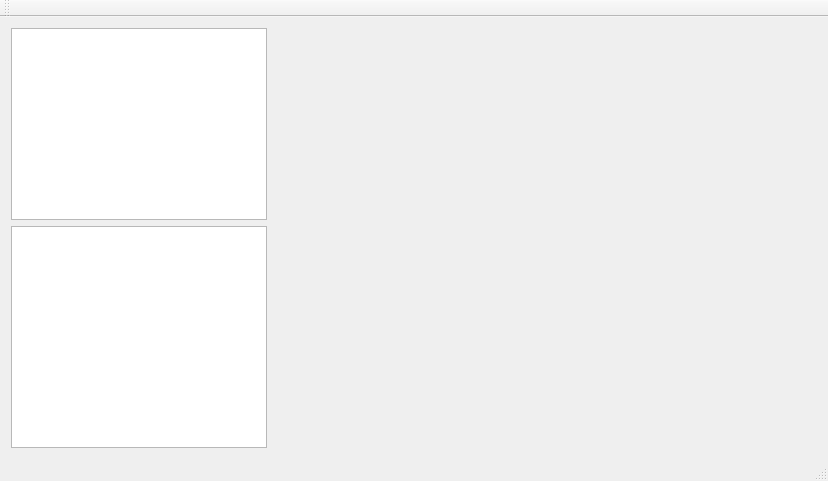
Before: the Qt Designer form Emulators/Main/mainwindow.ui in JanisSchindler/Emulators, drawn with Qt 5.
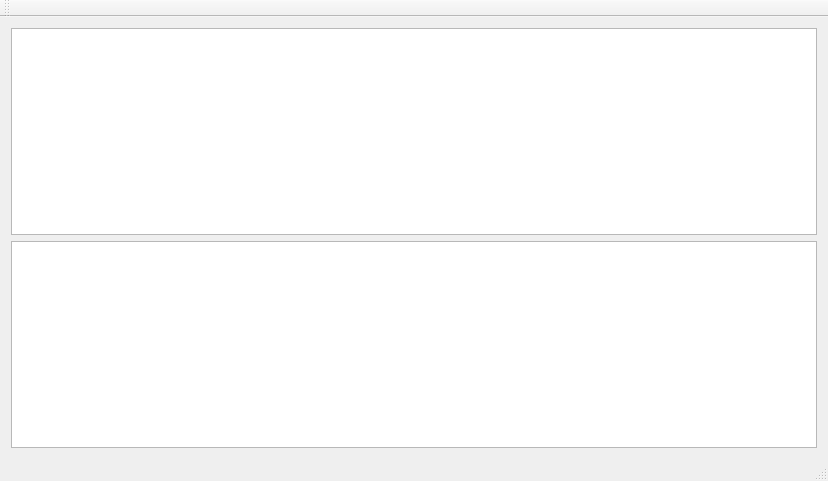
After: the same form once the commit is applied.

Diff of the .ui file:
```diff
--- a/Emulators/Main/mainwindow.ui
+++ b/Emulators/Main/mainwindow.ui
@@ -10,6 +10,12 @@
     <height>481</height>
    </rect>
   </property>
+  <property name="sizePolicy">
+   <sizepolicy hsizetype="Maximum" vsizetype="Maximum">
+    <horstretch>0</horstretch>
+    <verstretch>0</verstretch>
+   </sizepolicy>
+  </property>
   <property name="windowTitle">
    <string>MainWindow</string>
   </property>
@@ -17,11 +23,31 @@
    <layout class="QVBoxLayout" name="verticalLayout">
     <item>
      <layout class="QGridLayout" name="gridLayout">
-      <item row="1" column="0" colspan="2" alignment="Qt::AlignLeft|Qt::AlignTop">
-       <widget class="QListWidget" name="mListEmulators"/>
+      <item row="2" column="0" colspan="2">
+       <widget class="QListWidget" name="mListRoms">
+        <property name="font">
+         <font>
+          <family>Microsoft Sans Serif</family>
+          <pointsize>20</pointsize>
+         </font>
+        </property>
+        <property name="autoFillBackground">
+         <bool>false</bool>
+        </property>
+        <property name="alternatingRowColors">
+         <bool>true</bool>
+        </property>
+       </widget>
       </item>
-      <item row="2" column="0" alignment="Qt::AlignLeft">
-       <widget class="QListWidget" name="mListRoms"/>
+      <item row="1" column="0" colspan="2">
+       <widget class="QListWidget" name="mListEmulators">
+        <property name="font">
+         <font>
+          <family>Microsoft Sans Serif</family>
+          <pointsize>20</pointsize>
+         </font>
+        </property>
+       </widget>
       </item>
      </layout>
     </item>
```
Left out of the diff: 5 changed lines with no effect on the pictures.
